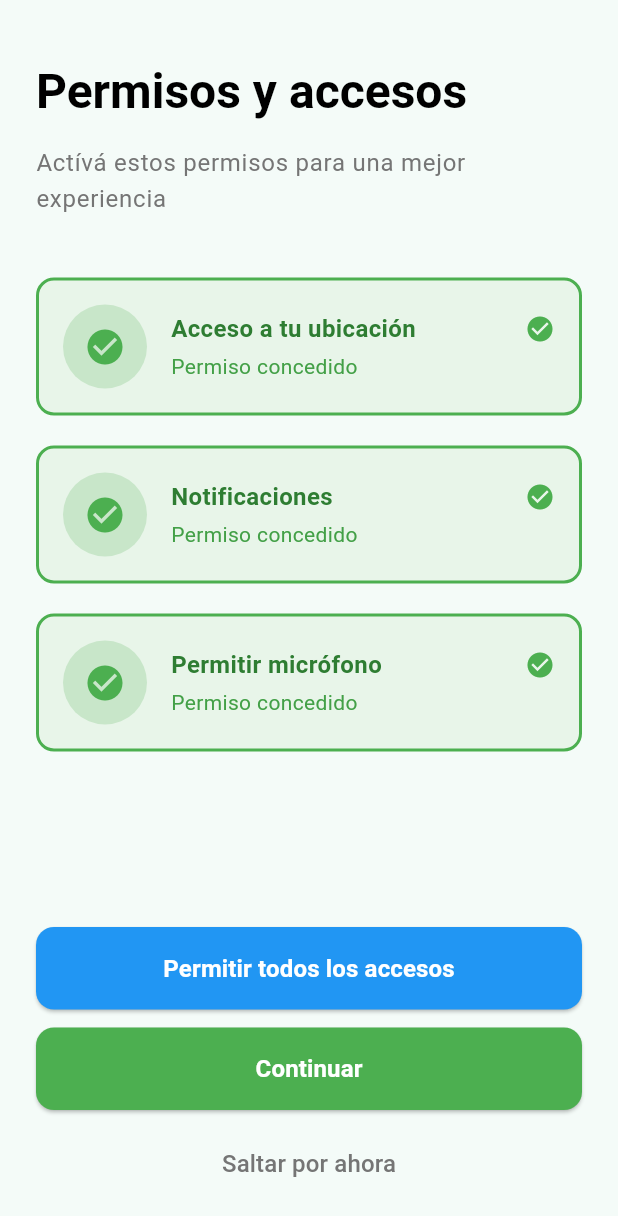
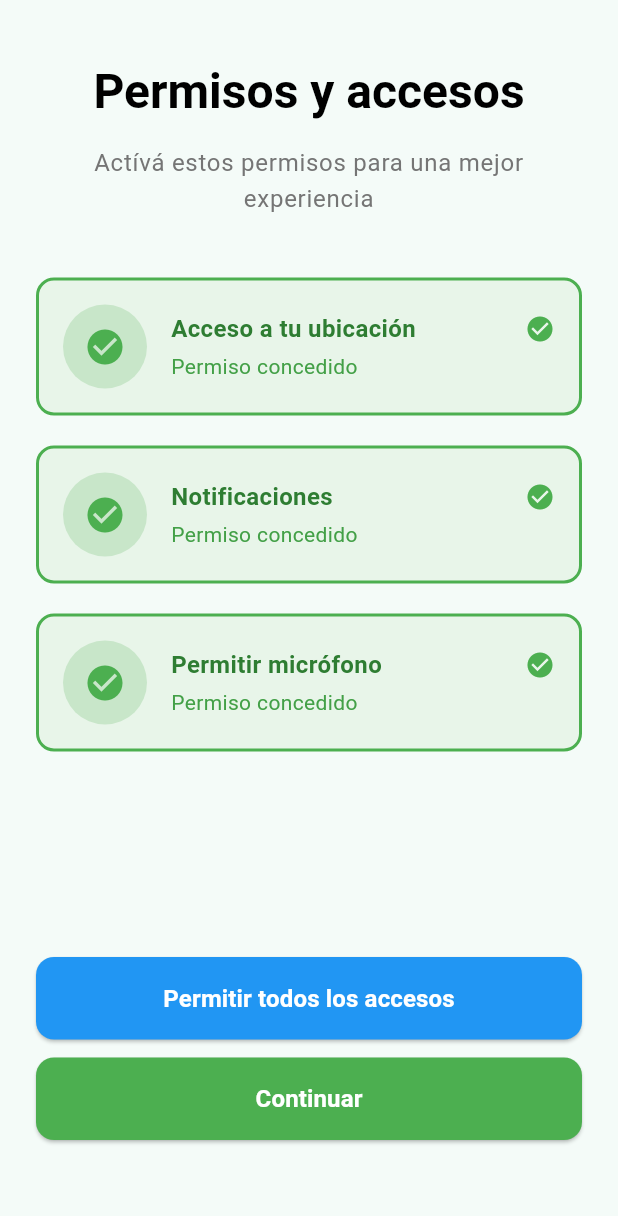
Before and after one commit to tr3scafesforge-cloud/promoruta-mobile, a Flutter app: the Permissions screen opened by its route, on a phone screen of 412 x 824 dp. Shown: the top 1216 px of the screen. Run offline on Flutter 3.47's test engine with Material 3 defaults, Android fonts, the phone set to English and light mode, and no system bars; our stand-ins replace flutter_riverpod, go_router, google_fonts, permission_handler, shared_preferences, smooth_page_indicator; accounts and stored records are empty.

Commit message:
Update visual elements in Permissions tab

```diff
--- a/lib/features/auth/permissions.dart
+++ b/lib/features/auth/permissions.dart
@@ -17,7 +17,7 @@ class Permissions extends ConsumerWidget {
         child: Padding(
           padding: const EdgeInsets.symmetric(horizontal: 24.0),
           child: Column(
-            crossAxisAlignment: CrossAxisAlignment.start,
+            crossAxisAlignment: CrossAxisAlignment.center,
             children: [
               const SizedBox(height: 40),
 
@@ -39,6 +39,7 @@ class Permissions extends ConsumerWidget {
                       color: Colors.grey[600],
                       fontSize: 16,
                     ),
+                textAlign: TextAlign.center,
               ),
               const SizedBox(height: 40),
 
@@ -154,19 +155,19 @@ class Permissions extends ConsumerWidget {
                       ),
 
                     // Skip Button
-                    const SizedBox(height: 12),
-                    TextButton(
-                      onPressed: () {
-                        context.go('/home'); // Allow user to skip
-                      },
-                      child: Text(
-                        'Saltar por ahora',
-                        style: TextStyle(
-                          color: Colors.grey[600],
-                          fontSize: 16,
-                        ),
-                      ),
-                    ),
+                    const SizedBox(height: 40),
+                    // TextButton(
+                    //   onPressed: () {
+                    //     context.go('/home'); // Allow user to skip
+                    //   },
+                    //   child: Text(
+                    //     'Saltar por ahora',
+                    //     style: TextStyle(
+                    //       color: Colors.grey[600],
+                    //       fontSize: 16,
+                    //     ),
+                    //   ),
+                    // ),
                   ],
                 ),
               ),
```
